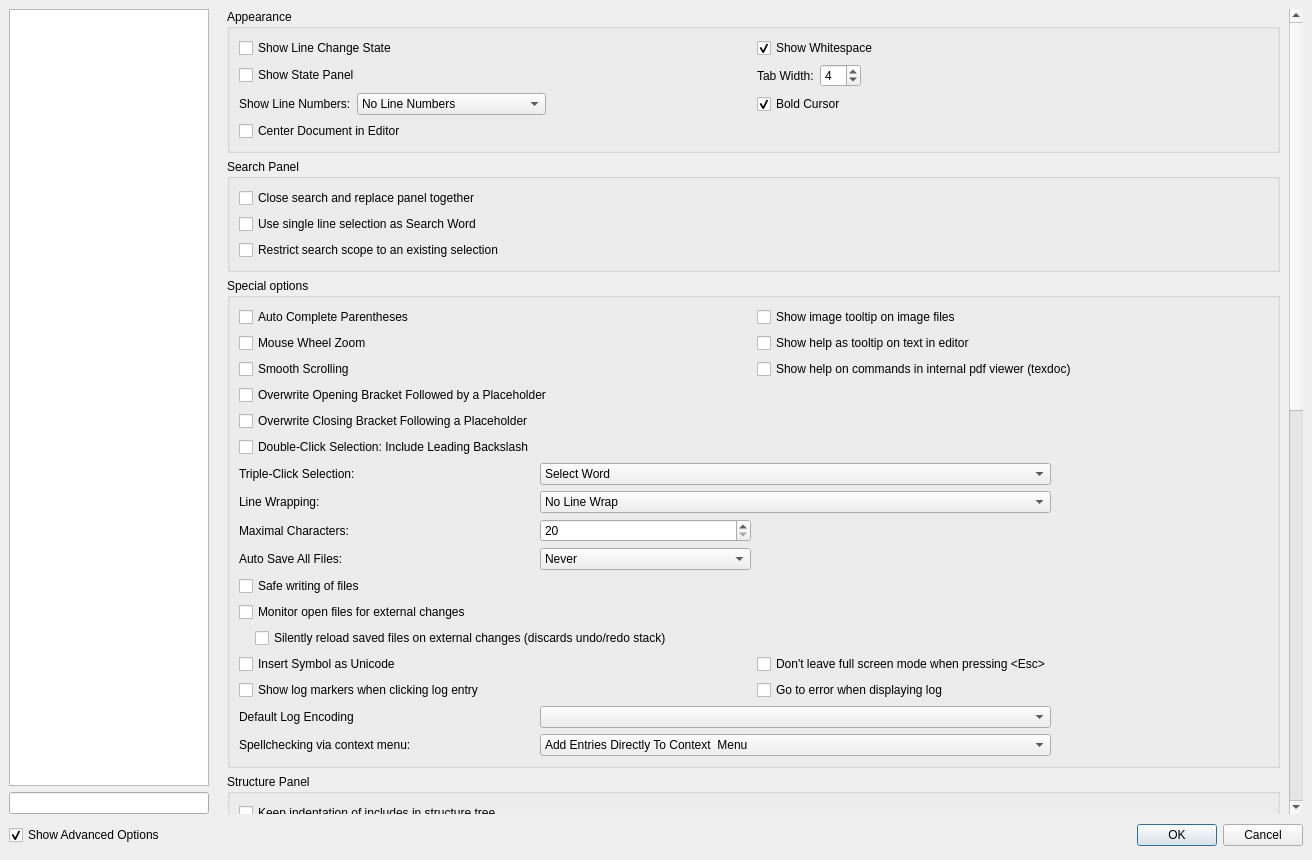
First picture: the form in configdialog.ui, repository texstudio-org/texstudio, before the edit.
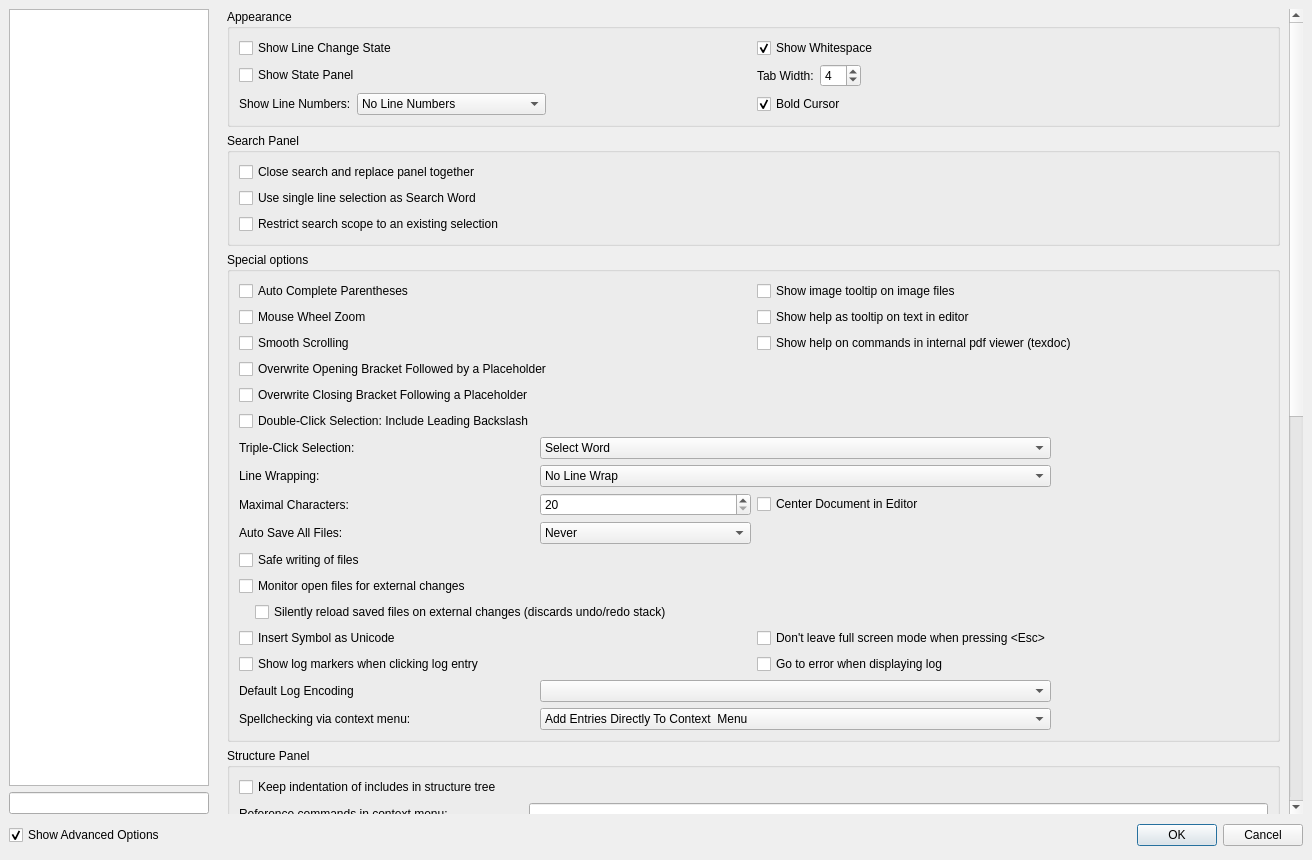
Second picture: the form after the edit. The open tabs and pages were chosen to show the change. Icons and pictures are not drawn.

Commit message: move option "Center Document in Editor" close to wrapping options

The edit to the form file:
```diff
--- a/configdialog.ui
+++ b/configdialog.ui
@@ -73,6 +73,71 @@
      </property>
     </widget>
    </item>
+   <item row="2" column="0" colspan="2">
+    <layout class="QHBoxLayout">
+     <property name="spacing">
+      <number>6</number>
+     </property>
+     <property name="sizeConstraint">
+      <enum>QLayout::SetMinimumSize</enum>
+     </property>
+     <property name="leftMargin">
+      <number>0</number>
+     </property>
+     <property name="topMargin">
+      <number>0</number>
+     </property>
+     <property name="rightMargin">
+      <number>0</number>
+     </property>
+     <property name="bottomMargin">
+      <number>0</number>
+     </property>
+     <item>
+      <widget class="QCheckBox" name="checkBoxShowAdvancedOptions">
+       <property name="text">
+        <string>Show Advanced Options</string>
+       </property>
+       <property name="checked">
+        <bool>true</bool>
+       </property>
+      </widget>
+     </item>
+     <item>
+      <spacer>
+       <property name="orientation">
+        <enum>Qt::Horizontal</enum>
+       </property>
+       <property name="sizeType">
+        <enum>QSizePolicy::Expanding</enum>
+       </property>
+       <property name="sizeHint" stdset="0">
+        <size>
+         <width>407</width>
+         <height>31</height>
+        </size>
+       </property>
+      </spacer>
+     </item>
+     <item>
+      <widget class="QPushButton" name="okButton">
+       <property name="text">
+        <string>OK</string>
+       </property>
+       <property name="default">
+        <bool>true</bool>
+       </property>
+      </widget>
+     </item>
+     <item>
+      <widget class="QPushButton" name="cancelButton">
+       <property name="text">
+        <string>Cancel</string>
+       </property>
+      </widget>
+     </item>
+    </layout>
+   </item>
    <item row="0" column="1" rowspan="2">
     <widget class="QStackedWidget" name="pagesWidget">
      <property name="sizePolicy">
@@ -1826,8 +1891,8 @@
            <rect>
             <x>0</x>
             <y>0</y>
-            <width>1064</width>
-            <height>1561</height>
+            <width>1059</width>
+            <height>1415</height>
            </rect>
           </property>
           <layout class="QVBoxLayout" name="verticalLayout_8">
@@ -1978,16 +2043,6 @@
                 </property>
                </widget>
               </item>
-              <item row="3" column="0">
-               <widget class="QCheckBox" name="checkBoxCenterDocumentInEditor">
-                <property name="toolTip">
-                 <string>This does only have an effect if the width of the document is limited by soft or hard line wrapping.</string>
-                </property>
-                <property name="text">
-                 <string>Center Document in Editor</string>
-                </property>
-               </widget>
-              </item>
              </layout>
             </widget>
            </item>
@@ -2329,6 +2384,16 @@
                 </item>
                </widget>
               </item>
+              <item row="11" column="2">
+               <widget class="QCheckBox" name="checkBoxCenterDocumentInEditor">
+                <property name="toolTip">
+                 <string>This does only have an effect if the width of the document is limited by soft or hard line wrapping.</string>
+                </property>
+                <property name="text">
+                 <string>Center Document in Editor</string>
+                </property>
+               </widget>
+              </item>
              </layout>
             </widget>
            </item>
@@ -4414,71 +4479,6 @@
      </widget>
     </widget>
    </item>
-   <item row="2" column="0" colspan="2">
-    <layout class="QHBoxLayout">
-     <property name="spacing">
-      <number>6</number>
-     </property>
-     <property name="sizeConstraint">
-      <enum>QLayout::SetMinimumSize</enum>
-     </property>
-     <property name="leftMargin">
-      <number>0</number>
-     </property>
-     <property name="topMargin">
-      <number>0</number>
-     </property>
-     <property name="rightMargin">
-      <number>0</number>
-     </property>
-     <property name="bottomMargin">
-      <number>0</number>
-     </property>
-     <item>
-      <widget class="QCheckBox" name="checkBoxShowAdvancedOptions">
-       <property name="text">
-        <string>Show Advanced Options</string>
-       </property>
-       <property name="checked">
-        <bool>true</bool>
-       </property>
-      </widget>
-     </item>
-     <item>
-      <spacer>
-       <property name="orientation">
-        <enum>Qt::Horizontal</enum>
-       </property>
-       <property name="sizeType">
-        <enum>QSizePolicy::Expanding</enum>
-       </property>
-       <property name="sizeHint" stdset="0">
-        <size>
-         <width>407</width>
-         <height>31</height>
-        </size>
-       </property>
-      </spacer>
-     </item>
-     <item>
-      <widget class="QPushButton" name="okButton">
-       <property name="text">
-        <string>OK</string>
-       </property>
-       <property name="default">
-        <bool>true</bool>
-       </property>
-      </widget>
-     </item>
-     <item>
-      <widget class="QPushButton" name="cancelButton">
-       <property name="text">
-        <string>Cancel</string>
-       </property>
-      </widget>
-     </item>
-    </layout>
-   </item>
   </layout>
  </widget>
  <tabstops>
```
Left out of the diff: 18 changed lines with no effect on the pictures.
